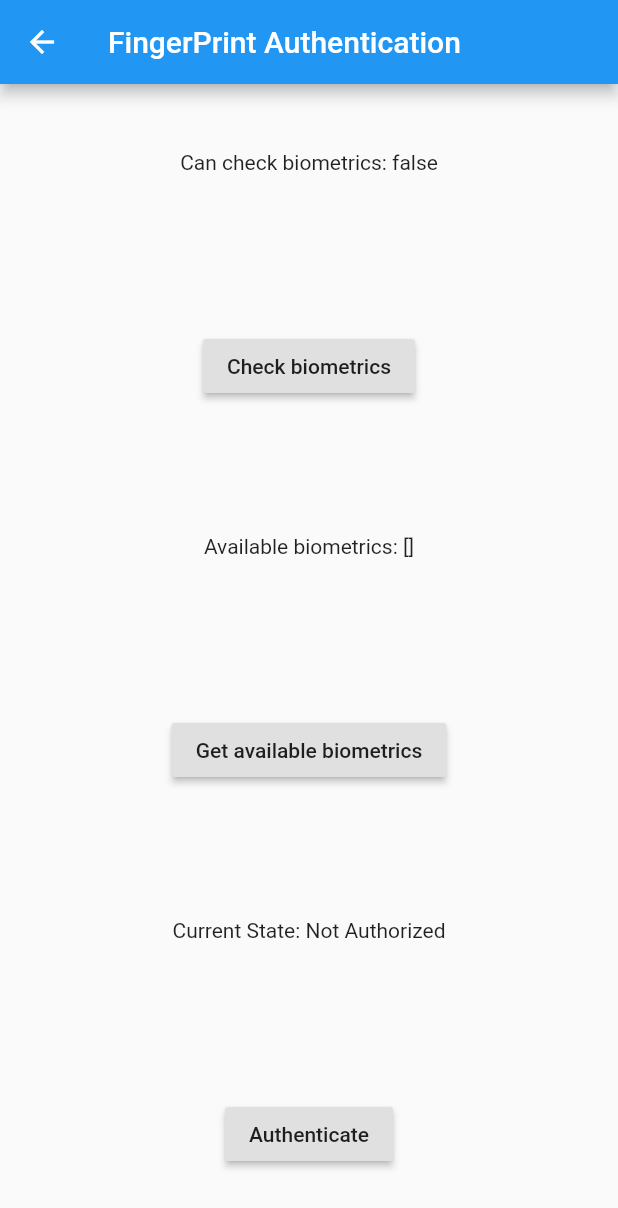
After one commit to evansmwenda/flutterWidgets, a Flutter app: the FingerPrintAuth screen opened by its route, after a tap on "Check biometrics", after a tap on "Get available biometrics", after a tap on "Authenticate", on a phone screen of 412 x 824 dp. The commit adds this screen. Shown: the top 1208 px of the screen. Run offline on Flutter 3.47's test engine with Material 2 defaults, Android fonts, the phone set to English and light mode, and no system bars; our stand-ins replace local_auth; missing offline and left inert: dart:ffi.

Commit message:
testing fingerprint auth

```diff
--- a/lib/main.dart
+++ b/lib/main.dart
@@ -1,4 +1,5 @@
 import 'package:flutter/material.dart';
+import 'package:flutter_demo/screens/fingerprint_auth.dart';
 import 'package:flutter_demo/screens/homepage.dart';
 import 'package:flutter_demo/screens/settings.dart';
 import 'package:flutter_demo/widgets/loadingimage.dart';
@@ -19,7 +20,7 @@ void main() {
         '/': (context) => Homepage(),//MyApp(), //splash screen page
         LoadingImage.routeName: (context) => LoadingImage(),//LoadingImage page
         Settings.routeName: (context) => Settings(),//Settings page
-        // Homepage.routeName: (context) => Homepage(),//homepage
+        FingerPrintAuth.routeName: (context) => FingerPrintAuth(),//FingerPrintAuth
 
 
       },
--- /dev/null
+++ b/lib/screens/fingerprint_auth.dart
@@ -0,0 +1,109 @@
+import 'package:flutter/material.dart';
+import 'package:flutter/services.dart';
+import 'package:local_auth/local_auth.dart';
+import 'dart:async';
+
+class FingerPrintAuth extends StatefulWidget {
+  static const routeName = '/fingerprint_auth';
+  @override
+  _FingerPrintAuthState createState() => _FingerPrintAuthState();
+}
+
+class _FingerPrintAuthState extends State<FingerPrintAuth> {
+  final LocalAuthentication auth = LocalAuthentication();
+  bool _canCheckBiometrics;
+  List<BiometricType> _availableBiometrics;
+  String _authorized = 'Not Authorized';
+  bool _isAuthenticating = false;
+
+  Future<void> _checkBiometrics() async {
+    bool canCheckBiometrics;
+    try {
+      canCheckBiometrics = await auth.canCheckBiometrics;
+    } on PlatformException catch (e) {
+      print(e);
+    }
+    if (!mounted) return;
+
+    setState(() {
+      _canCheckBiometrics = canCheckBiometrics;
+    });
+  }
+
+  Future<void> _getAvailableBiometrics() async {
+    List<BiometricType> availableBiometrics;
+    try {
+      availableBiometrics = await auth.getAvailableBiometrics();
+    } on PlatformException catch (e) {
+      print(e);
+    }
+    if (!mounted) return;
+
+    setState(() {
+      _availableBiometrics = availableBiometrics;
+    });
+  }
+
+  Future<void> _authenticate() async {
+    bool authenticated = false;
+    try {
+      setState(() {
+        _isAuthenticating = true;
+        _authorized = 'Authenticating';
+      });
+      authenticated = await auth.authenticateWithBiometrics(
+          localizedReason: 'Scan your fingerprint to authenticate',
+          useErrorDialogs: true,
+          stickyAuth: true);
+      setState(() {
+        _isAuthenticating = false;
+        _authorized = 'Authenticating';
+      });
+    } on PlatformException catch (e) {
+      print(e);
+    }
+    if (!mounted) return;
+
+    final String message = authenticated ? 'Authorized' : 'Not Authorized';
+    setState(() {
+      _authorized = message;
+    });
+  }
+
+  void _cancelAuthentication() {
+    auth.stopAuthentication();
+  }
+
+  @override
+  Widget build(BuildContext context) {
+    return Scaffold(
+      appBar: AppBar(
+        title: Text("FingerPrint Authentication"),
+      ),
+      body: ConstrainedBox(
+        constraints: const BoxConstraints.expand(),
+        child: Column(
+          mainAxisAlignment: MainAxisAlignment.spaceAround,
+          children: <Widget>[
+            Text('Can check biometrics: $_canCheckBiometrics\n'),
+            RaisedButton(
+              child: const Text('Check biometrics'),
+              onPressed: _checkBiometrics,
+            ),
+            Text('Available biometrics: $_availableBiometrics\n'),
+            RaisedButton(
+              child: const Text('Get available biometrics'),
+              onPressed: _getAvailableBiometrics,
+            ),
+            Text('Current State: $_authorized\n'),
+            RaisedButton(
+              child: Text(_isAuthenticating ? 'Cancel' : 'Authenticate'),
+              onPressed:
+                  _isAuthenticating ? _cancelAuthentication : _authenticate,
+            )
+          ],
+        ),
+      ),
+    );
+  }
+}
--- a/lib/screens/homepage.dart
+++ b/lib/screens/homepage.dart
@@ -1,4 +1,5 @@
 import 'package:flutter/material.dart';
+import 'package:flutter_demo/screens/fingerprint_auth.dart';
 import 'package:flutter_demo/screens/settings.dart';
 import 'package:flutter_demo/widgets/loadingimage.dart';
 
@@ -14,6 +15,9 @@ class Homepage extends StatelessWidget {
     }
     void _gotoSettings() {
       Navigator.pushNamed(context, Settings.routeName);
+    }
+    void _gotoFingerPrint() {
+      Navigator.pushNamed(context, FingerPrintAuth.routeName);
     }
 
     return Scaffold(
@@ -60,6 +64,7 @@ class Homepage extends StatelessWidget {
             GestureDetector(
               onTap: () {
                 // handlers[index];
+                _gotoFingerPrint();
               },
               child: Container(
                 height: 50,
@@ -67,7 +72,7 @@ class Homepage extends StatelessWidget {
                 color: Colors.grey[300],
                 child: Center(
                   child: Text(
-                    '',
+                    'Fingerprint Auth',
                     style: TextStyle(color: Colors.black, fontSize: 17),
                   ),
                 ),
```
Also changed, not shown: 1 other file.
